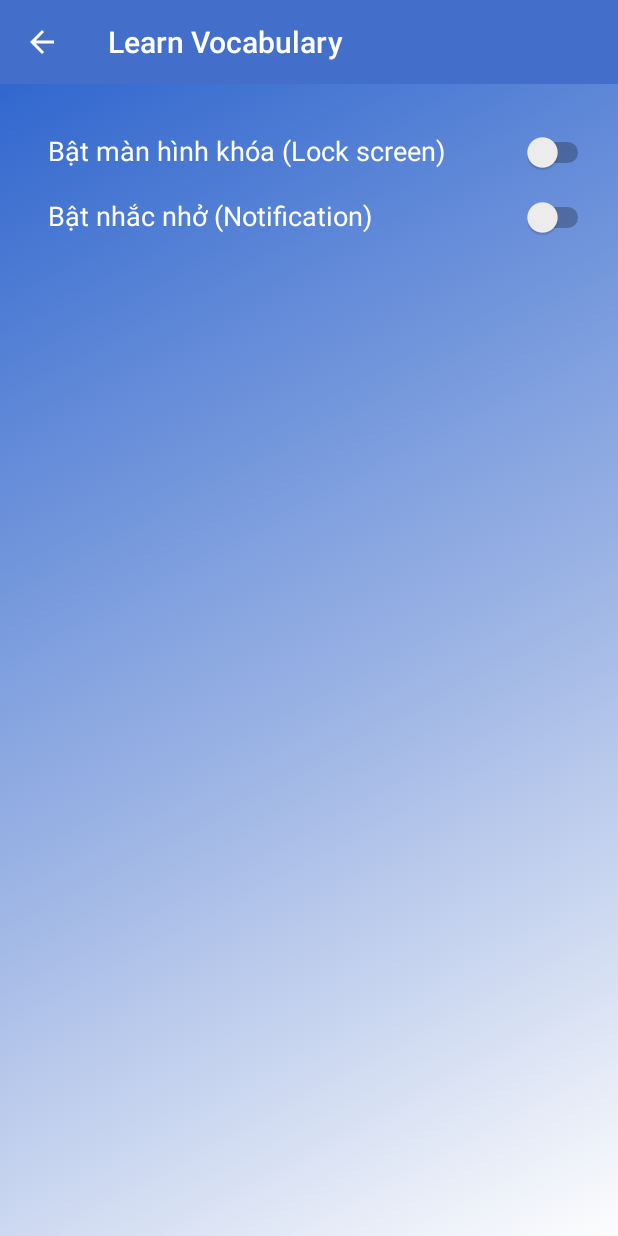
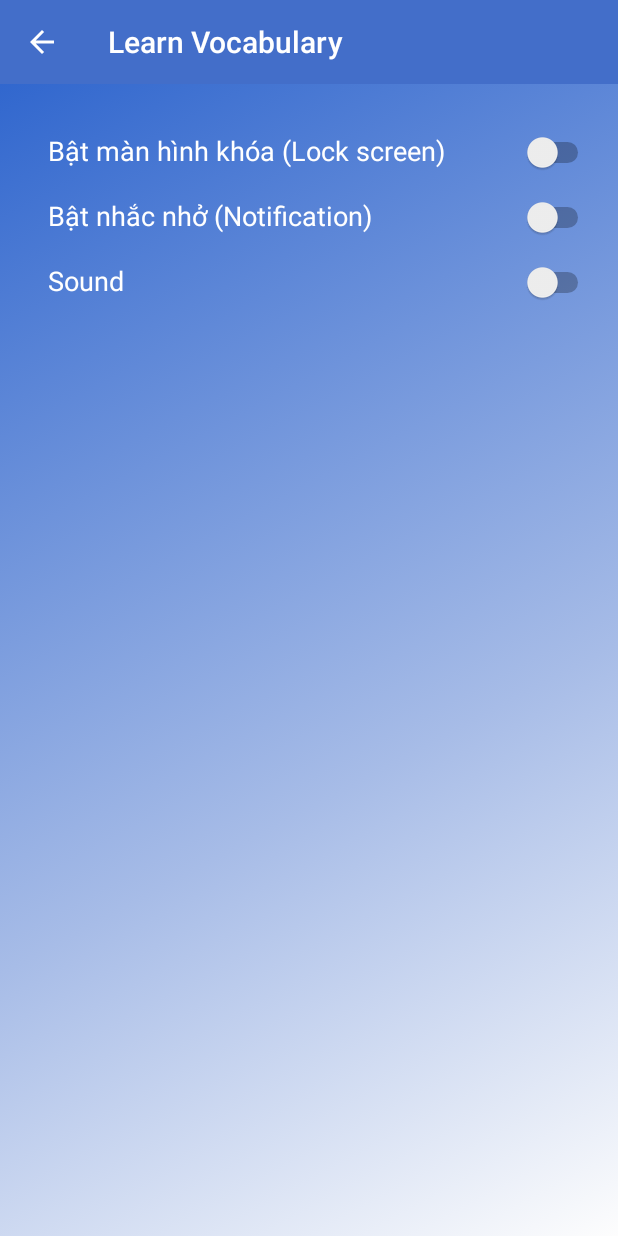
Before and after one commit to dieuninh1997/LearnVocabulary, an Android app: the SettingsActivity screen opened directly, with no data from a screen before it, on a phone screen of 412 x 824 dp. Run offline under Robolectric (Android 15) with nearby library versions, the light colour scheme and no system bars; our stand-ins replace Picasso; libraries missing offline, so code that uses them is left out: br.com.goncalves; pictures from the network do not load.

Commit message:
fix sound2

```diff
--- a/app/src/main/java/dieuninh/com/learnvocabulary/learnvocabulary/activities/SettingsActivity.java
+++ b/app/src/main/java/dieuninh/com/learnvocabulary/learnvocabulary/activities/SettingsActivity.java
@@ -24,28 +24,35 @@ import java.util.List;
 import br.com.goncalves.pugnotification.interfaces.ImageLoader;
 import br.com.goncalves.pugnotification.interfaces.OnImageLoadingCompleted;
 import dieuninh.com.learnvocabulary.learnvocabulary.R;
+import dieuninh.com.learnvocabulary.learnvocabulary.adapters.CardsAdapter;
 import dieuninh.com.learnvocabulary.learnvocabulary.application.AppController;
 import dieuninh.com.learnvocabulary.learnvocabulary.models.DatabaseHandler;
 import dieuninh.com.learnvocabulary.learnvocabulary.models.Vocabulary;
 import dieuninh.com.learnvocabulary.learnvocabulary.services.AlertReceiver;
+import dieuninh.com.learnvocabulary.learnvocabulary.services.LockScreenService;
 import dieuninh.com.learnvocabulary.learnvocabulary.services.VoService;
 
 public class SettingsActivity extends AppCompatActivity implements ImageLoader {
-    Switch swich1, swich2;
+    Switch swich1, swich2,swich3_sound;
 
     DatabaseHandler myDBHandler;
     private Context mContext;
-    List<Vocabulary> list;
-    int numOfList = 0;
+//    List<Vocabulary> list;
+//    int numOfList = 0;
     //    static boolean checkNotify=false ;
     private Target viewTarget;
     PendingIntent pendingIntent;
     private static final String PREF_LOCK_NAME = "sharedPrefLock";
     private static final String PREF_NOTIFY_NAME = "sharedPrefNotify";
-    private static final String LOCK = "lock";
+    private static final String PREF_SOUND_NAME = "sharedPrefSound";
+
+
+//    private static final String LOCK = "lock";
     private static final String NOTIFY = "notify";
-    SharedPreferences sharedPref_lock, sharedPref_notify;
-    SharedPreferences.Editor editor_lock, editor_notify;
+    private static final String SOUND = "sound";
+
+    SharedPreferences sharedPref_lock, sharedPref_notify,sharedPref_sound;
+    SharedPreferences.Editor editor_lock, editor_notify, editor_sound;
 
     @Override
     protected void onCreate(Bundle savedInstanceState) {
@@ -58,6 +65,9 @@ public class SettingsActivity extends AppCompatActivity implements ImageLoader {
 
         sharedPref_notify = getApplicationContext().getSharedPreferences(PREF_NOTIFY_NAME, Context.MODE_PRIVATE);
         editor_notify = sharedPref_notify.edit();
+
+        sharedPref_sound = getApplicationContext().getSharedPreferences(PREF_SOUND_NAME, Context.MODE_PRIVATE);
+        editor_sound = sharedPref_sound.edit();
 
 
         myDBHandler = new DatabaseHandler(SettingsActivity.this);
@@ -126,10 +136,43 @@ public class SettingsActivity extends AppCompatActivity implements ImageLoader {
 //        Log.e("CHECK=", checkNotify + "");
         swich2.setChecked(getCheckedOfNotify());
 //        Toast.makeText(getApplicationContext(),getCheckedOfNotify()+"",Toast.LENGTH_SHORT).show();
+
+        swich3_sound= (Switch) findViewById(R.id.sw3);
+        swich3_sound.setOnCheckedChangeListener(new CompoundButton.OnCheckedChangeListener() {
+            @Override
+            public void onCheckedChanged(CompoundButton compoundButton, boolean b) {
+                if(b)
+                {
+                    editor_sound.putBoolean(SOUND, true).commit();
+                  /*  Intent i1=new Intent(getApplicationContext(),TestActivity.class);
+                    i1.putExtra("sound1","1");
+                    Toast.makeText(getApplicationContext(),"gui sound 1 intent" , Toast.LENGTH_SHORT).show();
+
+                    Intent i2=new Intent(getApplicationContext(),LockScreenService.class);
+                    i1.putExtra("sound2","1");
+
+                    Intent i3=new Intent(getApplicationContext(),CardsAdapter.class);
+                    i1.putExtra("sound3","1");
+*/
+
+
+                }
+                else
+                {
+                    editor_sound.putBoolean(SOUND, false).commit();
+                }
+            }
+        });
+        swich3_sound.setChecked(getCheckedOfSOund());
+
     }
+
 
     private Boolean getCheckedOfNotify() {
         return sharedPref_notify.getBoolean(NOTIFY, false);
+    }
+    private Boolean getCheckedOfSOund() {
+        return sharedPref_sound.getBoolean(SOUND, false);
     }
     /*
     public void createNotification1() {
--- a/app/src/main/res/layout/activity_settings.xml
+++ b/app/src/main/res/layout/activity_settings.xml
@@ -66,6 +66,33 @@
                 android:layout_height="wrap_content"
                 android:layout_weight="1" />
         </LinearLayout>
+
+        <LinearLayout
+            android:id="@+id/linearLayout3"
+            android:paddingBottom="@dimen/activity_vertical_margin"
+            android:paddingTop="@dimen/activity_vertical_margin"
+            android:layout_width="match_parent"
+            android:layout_height="wrap_content"
+            android:layout_alignParentLeft="true"
+            android:layout_below="@+id/linearLayout2"
+            android:orientation="horizontal"
+            android:paddingLeft="@dimen/activity_horizontal_margin"
+            >
+
+            <TextView
+                android:layout_width="wrap_content"
+                android:layout_height="wrap_content"
+                android:layout_weight="2"
+                android:text="@string/sound"
+                android:textColor="@color/white"
+                android:textSize="18sp" />
+
+            <Switch
+                android:id="@+id/sw3"
+                android:layout_width="wrap_content"
+                android:layout_height="wrap_content"
+                android:layout_weight="1" />
+        </LinearLayout>
     </RelativeLayout>
 
 
--- a/app/src/main/res/values/strings.xml
+++ b/app/src/main/res/values/strings.xml
@@ -14,4 +14,5 @@
     <string name="unable_find_market_app">unable to find market app</string>
     <string name="remember_to_test">Please remember Vocabulary to ready to contest</string>
     <string name="thong_bao_confirm_message">Create a new vocabulary list?\n\nIf you choose YES , all precious vocabulary will be removed.</string>
+    <string name="sound">Sound</string>
 </resources>
```
Also changed, not shown: app/src/main/java/dieuninh/com/learnvocabulary/learnvocabulary/activities/TestActivity.java (+23 -3 lines), app/src/main/java/dieuninh/com/learnvocabulary/learnvocabulary/adapters/CardsAdapter.java (+13 -5 lines), app/src/main/java/dieuninh/com/learnvocabulary/learnvocabulary/services/LockScreenService.java (+23 -4 lines).
